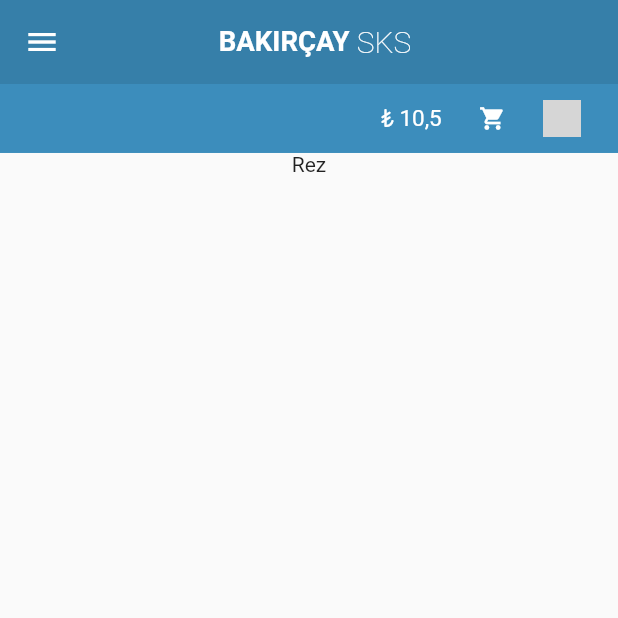
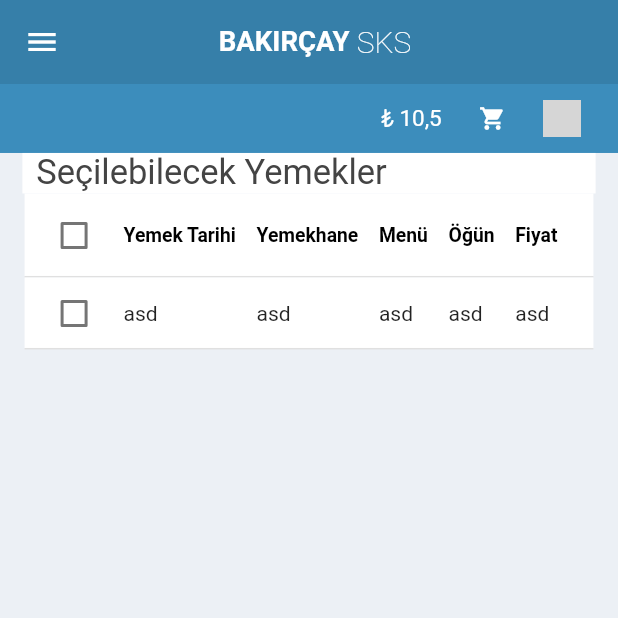
Before and after one commit to borakorpee/BIL361, a Flutter app: the ReservationScree screen opened by its route, on a phone screen of 412 x 824 dp, the top half of it. Run offline on Flutter 3.47's test engine with Material 2 defaults, Android fonts, the phone set to English and light mode, and no system bars; our stand-ins replace flutter_screenutil; network calls fail; grey boxes are pictures that could not be loaded.

Commit message:
data table

```diff
--- a/lib/screens/deposit/deposit_page.dart
+++ b/lib/screens/deposit/deposit_page.dart
@@ -53,7 +53,9 @@ class _DepositScreenState extends State<DepositScreen> {
           ],
         ),
       ),
-      body: Column(
+      body: Container(
+        color: const Color(0xffecf0f5),
+        child: Column(
           children: [
             const Header(),
             SizedBox(height: 20.h),
@@ -124,6 +126,7 @@ class _DepositScreenState extends State<DepositScreen> {
             ),
           ],
         ),
+      ),
     );
   }
 }
--- a/lib/screens/reservation/reservation_page.dart
+++ b/lib/screens/reservation/reservation_page.dart
@@ -39,7 +39,87 @@ class ReservationScree extends StatelessWidget {
           ],
         ),
       ),
-      body: Column(children: const [Header(), Text("Rez")]),
+      body: Container(
+        color: const Color(0xffecf0f5),
+        child: Column(
+          children: [
+            const Header(),
+            Container(
+              width: 384.w,
+              color: Colors.white,
+              child: Padding(
+                padding: const EdgeInsets.only(left: 10).r,
+                child: Text(
+                  "Seçilebilecek Yemekler",
+                  style: TextStyle(
+                      fontSize: 25.sp, color: const Color(0xff444444)),
+                ),
+              ),
+            ),
+            SingleChildScrollView(
+              scrollDirection: Axis.horizontal,
+              child: DataTable(
+                dataRowColor:
+                    MaterialStateColor.resolveWith((states) => Colors.white),
+                headingRowColor:
+                    MaterialStateColor.resolveWith((states) => Colors.white),
+                showBottomBorder: true,
+                columnSpacing: 15.r,
+                headingTextStyle: TextStyle(
+                  fontSize: 14.sp,
+                  color: Colors.black,
+                  fontWeight: FontWeight.bold,
+                ),
+                showCheckboxColumn: true,
+                columns: const [
+                  DataColumn(
+                    label: Text(
+                      "Yemek Tarihi",
+                    ),
+                  ),
+                  DataColumn(
+                    label: Text(
+                      "Yemekhane",
+                    ),
+                  ),
+                  DataColumn(
+                    label: Text("Menü"),
+                  ),
+                  DataColumn(
+                    label: Text("Öğün"),
+                  ),
+                  DataColumn(
+                    label: Text("Fiyat"),
+                  ),
+                ],
+                rows: [
+                  DataRow(
+                    selected: false,
+                    onSelectChanged: (b) {},
+                    cells: const [
+                      DataCell(
+                        Text("asd"),
+                      ),
+                      DataCell(
+                        Text("asd"),
+                      ),
+                      DataCell(
+                        Text("asd"),
+                      ),
+                      DataCell(
+                        Text("asd"),
+                      ),
+                      DataCell(
+                        Text("asd"),
+                      ),
+                    ],
+                  ),
+                ],
+              ),
+            ),
+          ],
+        ),
+      ),
     );
   }
 }
```
Lines whose indentation alone changed are shown as unchanged.
